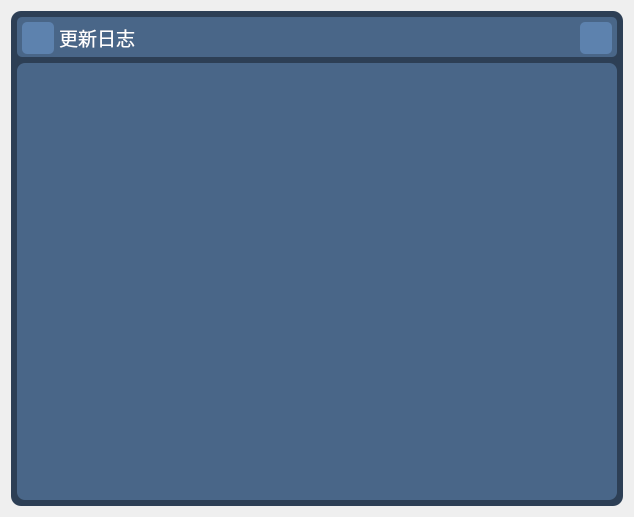
This is UpdateLogDialog.ui in Ankali-Aylina/IRSTB as Qt 5 draws it before an edit. The edited form follows.
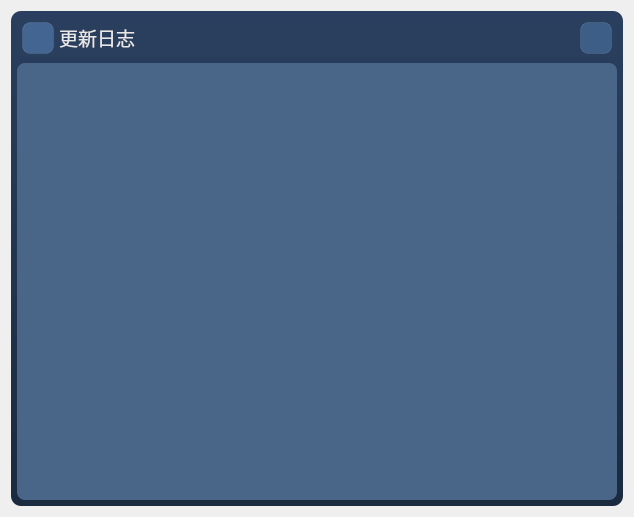
This is the edited form. Icons and pictures are not drawn.

```diff
--- a/UpdateLogDialog.ui
+++ b/UpdateLogDialog.ui
@@ -19,9 +19,9 @@
      <property name="styleSheet">
       <string notr="true">
 							#UpdataLogWidget{
-							background-color:rgb(45, 63, 85);
-							border-radius: 10px;
-							}
+background: qlineargradient(x1:0, y1:0, x2:0, y2:1, stop:0 #2a3f5f, stop:1 #1a2a3f);
+border-radius: 10px;
+}
 						</string>
      </property>
      <layout class="QVBoxLayout" name="verticalLayout">
@@ -59,8 +59,8 @@
         </property>
         <property name="styleSheet">
          <string notr="true">
-										background-color:rgb(73, 102, 136);
-										border-radius: 5px;
+										background: rgba(42, 63, 95, 0.85);
+border-radius: 8px;
 									</string>
         </property>
         <layout class="QHBoxLayout" name="horizontalLayout_2">
@@ -99,10 +99,11 @@
            <property name="styleSheet">
             <string notr="true">
 													#iconButton{
-													color:white;
-													background-color:rgb(93, 130, 174);
-													border-radius:5px;
-													}
+color: #e8e8e8;
+background: rgba(91, 142, 196, 0.5);
+border: 1px solid rgba(255,255,255,0.08);
+border-radius: 8px;
+}
 												</string>
            </property>
            <property name="text">
@@ -148,7 +149,7 @@
             <enum>Qt::LeftToRight</enum>
            </property>
            <property name="styleSheet">
-            <string notr="true">color:white;</string>
+            <string notr="true">color: #e8e8e8;</string>
            </property>
            <property name="text">
             <string>更新日志</string>
@@ -172,10 +173,11 @@
            <property name="styleSheet">
             <string notr="true">
 													#closeButton{
-													color:white;
-													background-color:rgb(93, 130, 174);
-													border-radius:5px;
-													}
+color: #e8e8e8;
+background: rgba(91, 142, 196, 0.4);
+border: 1px solid rgba(255,255,255,0.08);
+border-radius: 8px;
+}
 
 													#closeButton:hover{
 													background-color:rgb(114, 159, 212);
@@ -215,7 +217,7 @@
         <property name="styleSheet">
          <string notr="true">
 										#textBrowser{
-										color:white;
+										color: #e8e8e8;
 										border-radius:8px;
 										background-color:rgb(73, 102, 136);
 										}
```
Left out of the diff: 12 changed lines with no effect on the pictures.
